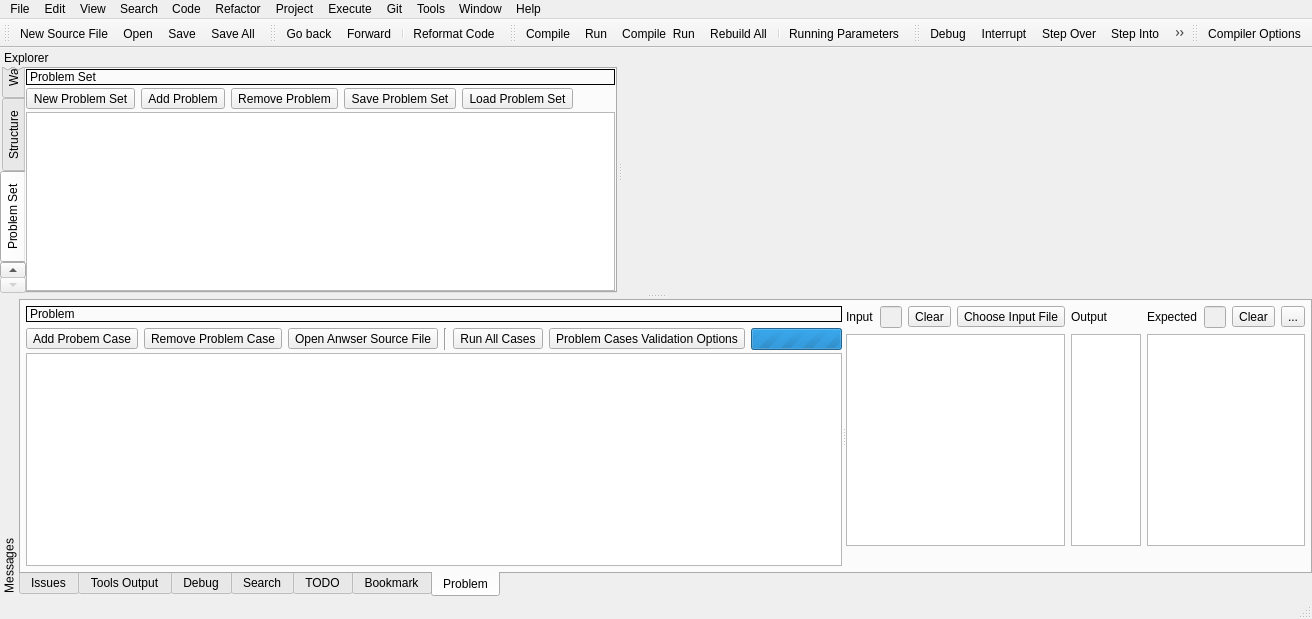
This is RedPandaIDE/mainwindow.ui in royqh1979/RedPanda-CPP as Qt 5 draws it before an edit. The edited form follows.
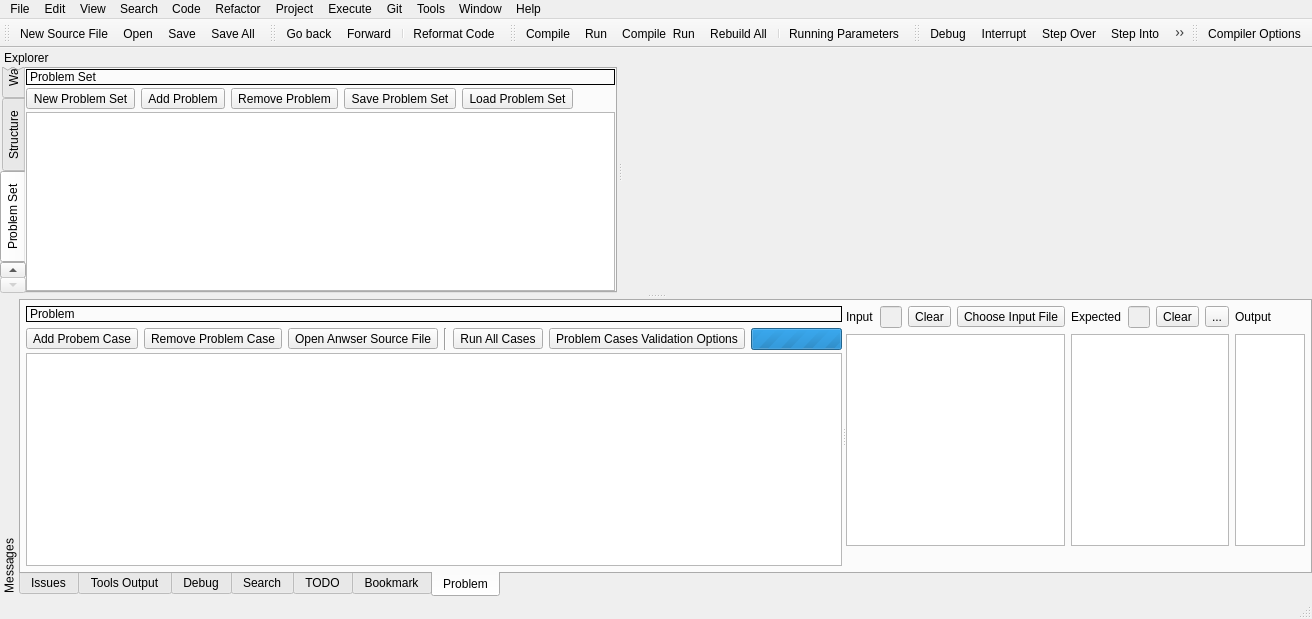
This is the edited form. Icons and pictures are not drawn. Custom widgets are drawn as their Qt base class.

Commit message: - change: swap position of problem case's output and expected input controls   - enhancement: when problem case panel is positioned at right, problem case's input, output and expected controls is layouted vertically

Diff of the .ui file:
```diff
--- a/RedPandaIDE/mainwindow.ui
+++ b/RedPandaIDE/mainwindow.ui
@@ -1724,14 +1724,25 @@
           <property name="bottomMargin">
            <number>0</number>
           </property>
-          <item row="2" column="1">
-           <widget class="LineNumberTextEditor" name="txtProblemCaseOutput">
+          <item row="3" column="2">
+           <widget class="QLabel" name="lblProblemCaseExpected">
+            <property name="text">
+             <string/>
+            </property>
+           </widget>
+          </item>
+          <item row="3" column="0">
+           <widget class="QLabel" name="lblProblemCaseInput">
+            <property name="text">
+             <string/>
+            </property>
+           </widget>
+          </item>
+          <item row="2" column="2">
+           <widget class="LineNumberTextEditor" name="txtProblemCaseExpected">
             <property name="lineWrapMode">
              <enum>QPlainTextEdit::NoWrap</enum>
             </property>
-            <property name="readOnly">
-             <bool>true</bool>
-            </property>
            </widget>
           </item>
           <item row="0" column="0">
@@ -1794,13 +1805,6 @@
             </layout>
            </widget>
           </item>
-          <item row="0" column="1">
-           <widget class="QLabel" name="label_6">
-            <property name="text">
-             <string>Output</string>
-            </property>
-           </widget>
-          </item>
           <item row="0" column="2">
            <widget class="QWidget" name="widget_8" native="true">
             <layout class="QHBoxLayout" name="horizontalLayout_18">
@@ -1875,14 +1879,24 @@
             </property>
            </widget>
           </item>
-          <item row="3" column="2">
-           <widget class="QLabel" name="lblProblemCaseExpected">
+          <item row="2" column="3">
+           <widget class="LineNumberTextEditor" name="txtProblemCaseOutput">
+            <property name="lineWrapMode">
+             <enum>QPlainTextEdit::NoWrap</enum>
+            </property>
+            <property name="readOnly">
+             <bool>true</bool>
+            </property>
+           </widget>
+          </item>
+          <item row="0" column="3">
+           <widget class="QLabel" name="lblProblemCaseOutputCaption">
             <property name="text">
-             <string/>
+             <string>Output</string>
             </property>
            </widget>
           </item>
-          <item row="3" column="1">
+          <item row="3" column="3">
            <widget class="QLabel" name="lblProblemCaseOutput">
             <property name="text">
              <string/>
```
Left out of the diff: 36 changed lines with no effect on the pictures. The commit also changes 2 other files.
